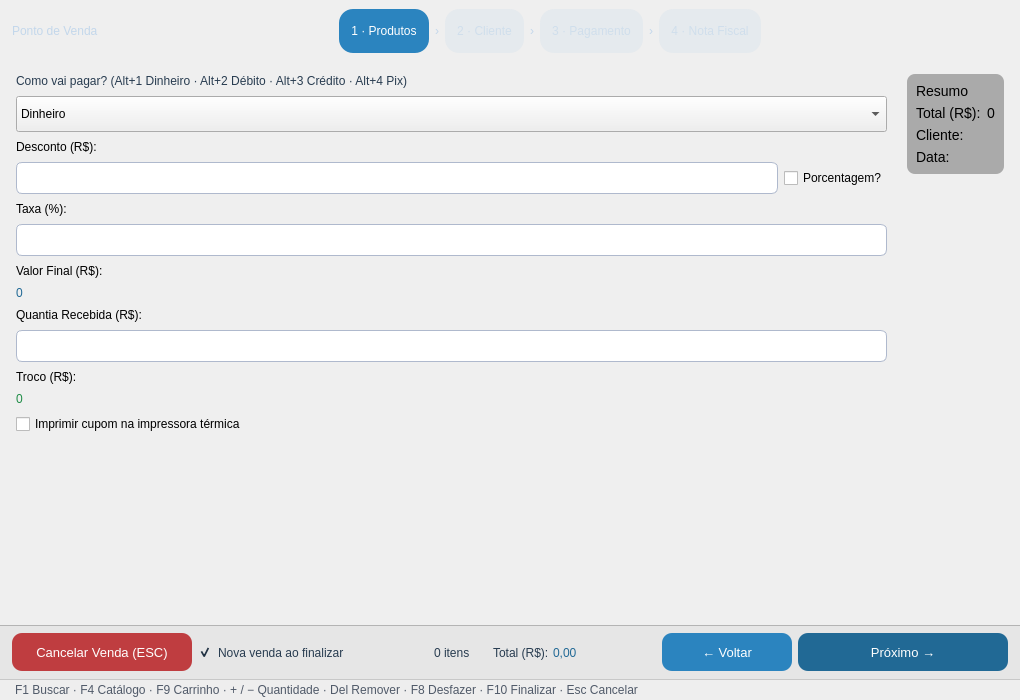
First picture: the form in src/venda.ui, repository rayansl0302/QEstoqueLoja, before the edit.
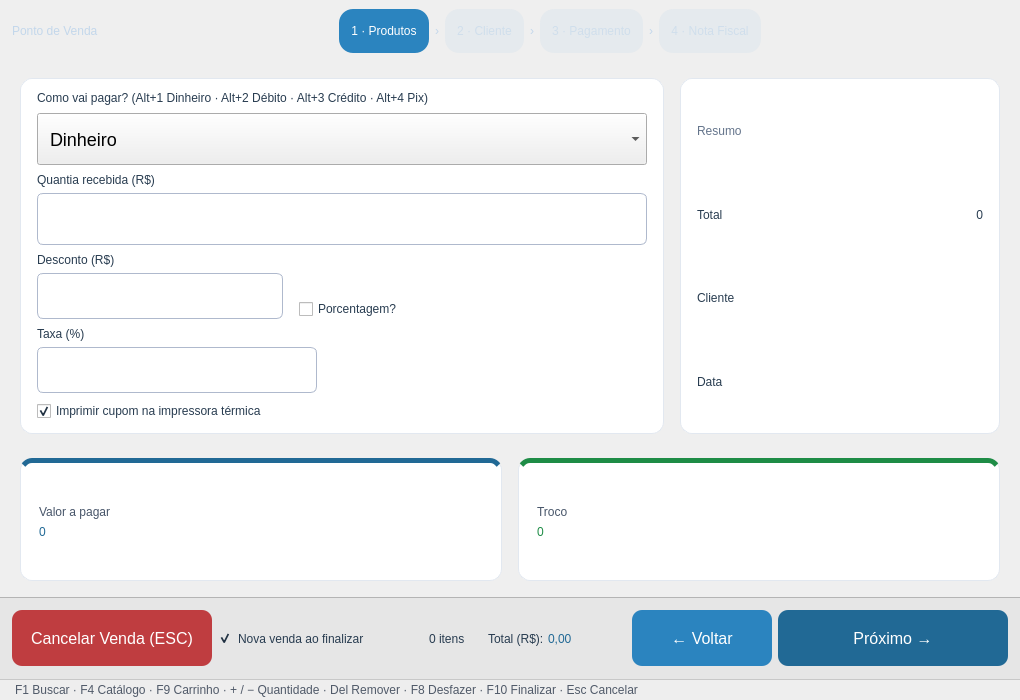
Second picture: the form after the edit. Icons and pictures are not drawn. Custom widgets are drawn as their Qt base class.

Diff of the .ui file:
```diff
--- a/src/venda.ui
+++ b/src/venda.ui
@@ -801,31 +801,43 @@
       </layout>
      </widget>
      <widget class="QWidget" name="page_Pagamento">
-      <layout class="QHBoxLayout" name="hl_p2">
+      <layout class="QVBoxLayout" name="hl_p2">
        <property name="spacing">
-        <number>20</number>
+        <number>24</number>
        </property>
        <property name="leftMargin">
-        <number>16</number>
+        <number>20</number>
        </property>
        <property name="topMargin">
-        <number>12</number>
+        <number>16</number>
        </property>
        <property name="rightMargin">
-        <number>16</number>
+        <number>20</number>
        </property>
        <property name="bottomMargin">
-        <number>12</number>
+        <number>16</number>
        </property>
        <item>
+        <layout class="QHBoxLayout" name="hl_pagar_resumo">
+         <property name="spacing">
+          <number>16</number>
+         </property>
+       <item>
+        <widget class="QFrame" name="frame_Campos">
+         <property name="styleSheet">
+          <string notr="true">QFrame#frame_Campos { background-color: white; border: 1px solid #e2e8f0; border-radius: 12px; }
+QLabel { background-color: transparent; border: none; }</string>
+         </property>
         <layout class="QVBoxLayout" name="vl_p2_form">
-         <property name="spacing">
-          <number>8</number>
-         </property>
+          <property name="spacing"><number>8</number></property>
+          <property name="leftMargin"><number>16</number></property>
+          <property name="topMargin"><number>12</number></property>
+          <property name="rightMargin"><number>16</number></property>
+          <property name="bottomMargin"><number>12</number></property>
          <item>
           <widget class="QLabel" name="lbl_pag_titulo">
            <property name="styleSheet">
-            <string notr="true">font: 700 14pt &quot;Ubuntu&quot;; color: rgb(40,60,80);</string>
+             <string notr="true">font: 700 16pt &quot;Ubuntu&quot;; color: rgb(40,60,80);</string>
            </property>
            <property name="text">
             <string>Como vai pagar? (Alt+1 Dinheiro · Alt+2 Débito · Alt+3 Crédito · Alt+4 Pix)</string>
@@ -835,60 +847,49 @@
          <item>
           <widget class="QComboBox" name="CBox_FormaPagamento">
            <property name="minimumSize">
-            <size>
-             <width>0</width>
-             <height>36</height>
-            </size>
+             <size><width>0</width><height>52</height></size>
+            </property>
+            <property name="styleSheet">
+             <string notr="true">QComboBox { font-size: 18px; padding: 8px 12px; }
+QComboBox QAbstractItemView { font-size: 18px; }</string>
            </property>
            <item>
-            <property name="text">
-             <string>Dinheiro</string>
-            </property>
+             <property name="text"><string>Dinheiro</string></property>
             <property name="icon">
              <iconset resource="../Imagens/recursosImg.qrc">
               <normaloff>:/QEstoqueLOja/taxes-finances.svg</normaloff>:/QEstoqueLOja/taxes-finances.svg</iconset>
             </property>
            </item>
            <item>
-            <property name="text">
-             <string>Não Sei</string>
-            </property>
+             <property name="text"><string>Não Sei</string></property>
             <property name="icon">
              <iconset resource="../Imagens/recursosImg.qrc">
               <normaloff>:/QEstoqueLOja/question.svg</normaloff>:/QEstoqueLOja/question.svg</iconset>
             </property>
            </item>
            <item>
-            <property name="text">
-             <string>Crédito</string>
-            </property>
+             <property name="text"><string>Crédito</string></property>
             <property name="icon">
              <iconset resource="../Imagens/recursosImg.qrc">
               <normaloff>:/QEstoqueLOja/view-financial-account-credit-card.svg</normaloff>:/QEstoqueLOja/view-financial-account-credit-card.svg</iconset>
             </property>
            </item>
            <item>
-            <property name="text">
-             <string>Débito</string>
-            </property>
+             <property name="text"><string>Débito</string></property>
             <property name="icon">
              <iconset resource="../Imagens/recursosImg.qrc">
               <normaloff>:/QEstoqueLOja/view-financial-transfer-reconciled.svg</normaloff>:/QEstoqueLOja/view-financial-transfer-reconciled.svg</iconset>
             </property>
            </item>
            <item>
-            <property name="text">
-             <string>Pix</string>
-            </property>
+             <property name="text"><string>Pix</string></property>
             <property name="icon">
              <iconset resource="../Imagens/recursosImg.qrc">
               <normaloff>:/QEstoqueLOja/view-financial-account-liability.svg</normaloff>:/QEstoqueLOja/view-financial-account-liability.svg</iconset>
             </property>
            </item>
            <item>
-            <property name="text">
-             <string>Prazo</string>
-            </property>
+             <property name="text"><string>Prazo</string></property>
             <property name="icon">
              <iconset resource="../Imagens/recursosImg.qrc">
               <normaloff>:/QEstoqueLOja/appointment-soon-symbolic.svg</normaloff>:/QEstoqueLOja/appointment-soon-symbolic.svg</iconset>
@@ -897,102 +898,113 @@
           </widget>
          </item>
          <item>
-          <widget class="QLabel" name="lbl_desconto">
-           <property name="text">
-            <string>Desconto (R$):</string>
-           </property>
+           <widget class="QWidget" name="frame_Recebido">
+            <layout class="QVBoxLayout" name="vl_recebido">
+             <property name="spacing"><number>6</number></property>
+             <property name="leftMargin"><number>0</number></property>
+             <property name="topMargin"><number>0</number></property>
+             <property name="rightMargin"><number>0</number></property>
+             <property name="bottomMargin"><number>0</number></property>
+             <item>
+              <widget class="QLabel" name="label_2">
+               <property name="styleSheet">
+                <string notr="true">font: 700 15pt &quot;Ubuntu&quot;; color: rgb(40,60,80);</string>
+               </property>
+               <property name="text"><string>Quantia recebida (R$)</string></property>
+              </widget>
+             </item>
+             <item>
+              <widget class="CustomLineEdit" name="Ledit_Recebido">
+               <property name="minimumSize">
+                <size><width>0</width><height>52</height></size>
+               </property>
+               <property name="styleSheet">
+                <string notr="true">font-size: 22px; padding: 8px 12px;</string>
+               </property>
+              </widget>
+             </item>
+            </layout>
           </widget>
          </item>
          <item>
           <layout class="QHBoxLayout" name="hl_desconto">
-           <property name="spacing">
-            <number>6</number>
-           </property>
+            <property name="spacing"><number>16</number></property>
+            <item>
+             <layout class="QVBoxLayout" name="vl_desconto">
+              <property name="spacing"><number>6</number></property>
+              <item>
+               <widget class="QLabel" name="lbl_desconto">
+                <property name="styleSheet">
+                 <string notr="true">font: 700 15pt &quot;Ubuntu&quot;; color: rgb(40,60,80);</string>
+                </property>
+                <property name="text"><string>Desconto (R$)</string></property>
+               </widget>
+              </item>
            <item>
             <widget class="CustomLineEdit" name="Ledit_Desconto">
              <property name="minimumSize">
-              <size>
-               <width>0</width>
-               <height>32</height>
-              </size>
+                 <size><width>220</width><height>46</height></size>
+                </property>
+                <property name="maximumSize">
+                 <size><width>280</width><height>46</height></size>
+                </property>
+                <property name="styleSheet">
+                 <string notr="true">font-size: 18px; padding: 6px 10px;</string>
              </property>
             </widget>
            </item>
-           <item>
+             </layout>
+            </item>
+            <item alignment="Qt::AlignmentFlag::AlignBottom">
             <widget class="QCheckBox" name="CheckPorcentagem">
-             <property name="text">
-              <string>Porcentagem?</string>
-             </property>
-            </widget>
-           </item>
-          </layout>
-         </item>
+              <property name="styleSheet">
+               <string notr="true">font: 700 15pt &quot;Ubuntu&quot;; color: rgb(40,60,80);</string>
+              </property>
+              <property name="text"><string>Porcentagem?</string></property>
+             </widget>
+            </item>
+            <item>
+             <spacer>
+              <property name="orientation">
+               <enum>Qt::Orientation::Horizontal</enum>
+              </property>
+              <property name="sizeHint" stdset="0">
+               <size><width>40</width><height>20</height></size>
+              </property>
+             </spacer>
+            </item>
+           </layout>
+          </item>
+          <item>
+           <widget class="QWidget" name="frame_Taxa">
+            <property name="maximumSize">
+             <size><width>280</width><height>16777215</height></size>
+            </property>
+            <layout class="QVBoxLayout" name="vl_taxa">
+             <property name="spacing"><number>6</number></property>
+             <property name="leftMargin"><number>0</number></property>
+             <property name="topMargin"><number>0</number></property>
+             <property name="rightMargin"><number>0</number></property>
+             <property name="bottomMargin"><number>0</number></property>
          <item>
           <widget class="QLabel" name="lbl_taxa">
-           <property name="text">
-            <string>Taxa (%):</string>
-           </property>
+               <property name="styleSheet">
+                <string notr="true">font: 700 15pt &quot;Ubuntu&quot;; color: rgb(40,60,80);</string>
+               </property>
+               <property name="text"><string>Taxa (%)</string></property>
           </widget>
          </item>
          <item>
           <widget class="CustomLineEdit" name="Ledit_Taxa">
            <property name="minimumSize">
-            <size>
-             <width>0</width>
-             <height>32</height>
-            </size>
-           </property>
-          </widget>
-         </item>
-         <item>
-          <widget class="QLabel" name="lbl_valor_final">
-           <property name="text">
-            <string>Valor Final (R$):</string>
-           </property>
-          </widget>
-         </item>
-         <item>
-          <widget class="QLabel" name="Lbl_TotalTaxa">
+                <size><width>0</width><height>46</height></size>
+               </property>
            <property name="styleSheet">
-            <string notr="true">font: 700 36pt &quot;Ubuntu&quot;; color: rgb(33,105,149);</string>
-           </property>
-           <property name="text">
-            <string>0</string>
-           </property>
-          </widget>
-         </item>
-         <item>
-          <widget class="QLabel" name="label_2">
-           <property name="text">
-            <string>Quantia Recebida (R$):</string>
-           </property>
-          </widget>
-         </item>
-         <item>
-          <widget class="CustomLineEdit" name="Ledit_Recebido">
-           <property name="minimumSize">
-            <size>
-             <width>0</width>
-             <height>32</height>
-            </size>
-           </property>
-          </widget>
-         </item>
-         <item>
-          <widget class="QLabel" name="label_3">
-           <property name="text">
-            <string>Troco (R$):</string>
-           </property>
-          </widget>
-         </item>
-         <item>
-          <widget class="QLabel" name="Lbl_Troco">
-           <property name="styleSheet">
-            <string notr="true">font: 700 40pt &quot;Ubuntu&quot;; color: rgb(30,140,70);</string>
-           </property>
-           <property name="text">
-            <string>0</string>
-           </property>
+                <string notr="true">font-size: 18px; padding: 6px 10px;</string>
+               </property>
+              </widget>
+             </item>
+            </layout>
           </widget>
          </item>
          <item>
@@ -1000,72 +1012,76 @@
            <property name="toolTip">
             <string>Imprime o cupom na impressora térmica ao confirmar a venda</string>
            </property>
+            <property name="styleSheet">
+             <string notr="true">font: 700 15pt &quot;Ubuntu&quot;; color: rgb(40,60,80);</string>
+            </property>
            <property name="text">
             <string>Imprimir cupom na impressora térmica</string>
            </property>
+            <property name="checked"><bool>true</bool></property>
            <property name="icon">
             <iconset resource="../Imagens/recursosImg.qrc">
              <normaloff>:/QEstoqueLOja/document-print.svg</normaloff>:/QEstoqueLOja/document-print.svg</iconset>
            </property>
           </widget>
          </item>
-         <item>
-          <spacer>
-           <property name="orientation">
-            <enum>Qt::Orientation::Vertical</enum>
-           </property>
-           <property name="sizeHint" stdset="0">
-            <size>
-             <width>20</width>
-             <height>40</height>
-            </size>
-           </property>
-          </spacer>
-         </item>
-        </layout>
+         </layout>
+        </widget>
        </item>
-       <item>
-        <layout class="QVBoxLayout" name="vl_p2_right">
-         <property name="spacing">
-          <number>12</number>
-         </property>
-         <item>
+         <item >
           <widget class="QFrame" name="frame_Resumo">
+           <property name="sizePolicy">
+            <sizepolicy hsizetype="Preferred" vsizetype="Expanding">
+             <horstretch>0</horstretch>
+             <verstretch>0</verstretch>
+            </sizepolicy>
+           </property>
+           <property name="minimumSize">
+            <size>
+             <width>320</width>
+             <height>0</height>
+            </size>
+           </property>
+           <property name="maximumSize">
+            <size>
+             <width>360</width>
+             <height>16777215</height>
+            </size>
+           </property>
            <property name="styleSheet">
-            <string notr="true">
-QFrame { background-color: rgb(170,170,170); border-radius: 8px; font: 700 9pt &quot;Segoe UI&quot;; font-size: 14px; }
-QLabel { background-color: transparent; border: none; }
-QLineEdit { background-color: white; border: 1px solid rgb(155,165,185); border-radius: 4px; padding: 2px 6px; }
-            </string>
+            <string notr="true">QFrame#frame_Resumo { background-color: white; border: 1px solid #e2e8f0; border-radius: 12px; }
+QLabel { background-color: transparent; border: none; font: 700 14pt &quot;Ubuntu&quot;; color: rgb(40,60,80); }</string>
            </property>
            <property name="frameShape">
             <enum>QFrame::Shape::StyledPanel</enum>
            </property>
-           <property name="frameShadow">
-            <enum>QFrame::Shadow::Raised</enum>
-           </property>
-           <layout class="QVBoxLayout">
+           <layout class="QVBoxLayout" name="vl_p2_right">
+            <property name="spacing"><number>8</number></property>
+            <property name="leftMargin"><number>16</number></property>
+            <property name="topMargin"><number>14</number></property>
+            <property name="rightMargin"><number>16</number></property>
+            <property name="bottomMargin"><number>14</number></property>
             <item>
              <widget class="QLabel" name="lbl_resumo_titulo">
-              <property name="text">
-               <string>Resumo</string>
+              <property name="styleSheet">
+               <string notr="true">font: 700 13pt &quot;Ubuntu&quot;; color: rgb(100,116,139);</string>
               </property>
+              <property name="text"><string>Resumo</string></property>
              </widget>
             </item>
             <item>
              <layout class="QHBoxLayout">
               <item>
                <widget class="QLabel" name="lbl_res_total">
-                <property name="text">
-                 <string>Total (R$):</string>
-                </property>
+                <property name="text"><string>Total</string></property>
                </widget>
               </item>
               <item>
                <widget class="QLabel" name="Lbl_ResumoTotal">
-                <property name="text">
-                 <string>0</string>
+                <property name="alignment">
+                 <set>Qt::AlignmentFlag::AlignRight|Qt::AlignmentFlag::AlignVCenter</set>
                 </property>
+                <property name="text"><string>0</string></property>
                </widget>
               </item>
              </layout>
@@ -1074,30 +1090,15 @@
              <layout class="QHBoxLayout">
               <item>
                <widget class="QLabel" name="lbl_res_cliente">
-                <property name="sizePolicy">
-                 <sizepolicy hsizetype="Fixed" vsizetype="Preferred">
-                  <horstretch>0</horstretch>
-                  <verstretch>0</verstretch>
-                 </sizepolicy>
-                </property>
-                <property name="text">
-                 <string>Cliente:</string>
-                </property>
+                <property name="text"><string>Cliente</string></property>
                </widget>
               </item>
               <item>
                <widget class="QLabel" name="Lbl_ResumoCliente">
-                <property name="font">
-                 <font>
-                  <family>Segoe UI</family>
-                  <pointsize>-1</pointsize>
-                  <italic>false</italic>
-                  <bold>true</bold>
-                 </font>
+                <property name="alignment">
+                 <set>Qt::AlignmentFlag::AlignRight|Qt::AlignmentFlag::AlignVCenter</set>
                 </property>
-                <property name="text">
-                 <string/>
-                </property>
+                <property name="text"><string/></property>
                </widget>
               </item>
              </layout>
@@ -1106,22 +1107,15 @@
              <layout class="QHBoxLayout">
               <item>
                <widget class="QLabel" name="lbl_res_data">
-                <property name="sizePolicy">
-                 <sizepolicy hsizetype="Fixed" vsizetype="Preferred">
-                  <horstretch>0</horstretch>
-                  <verstretch>0</verstretch>
-                 </sizepolicy>
-                </property>
-                <property name="text">
-                 <string>Data:</string>
-                </property>
+                <property name="text"><string>Data</string></property>
                </widget>
               </item>
               <item>
                <widget class="QLabel" name="Lbl_ResumoData">
-                <property name="text">
-                 <string/>
+                <property name="alignment">
+                 <set>Qt::AlignmentFlag::AlignRight|Qt::AlignmentFlag::AlignVCenter</set>
                 </property>
+                <property name="text"><string/></property>
                </widget>
               </item>
              </layout>
@@ -1129,18 +1123,144 @@
            </layout>
           </widget>
          </item>
+        </layout>
+       </item>
          <item>
+        <layout class="QHBoxLayout" name="hl_valores">
+         <property name="spacing">
+          <number>16</number>
+         </property>
+         <item>
+          <widget class="QFrame" name="frame_Pagar">
+           <property name="sizePolicy">
+            <sizepolicy hsizetype="Expanding" vsizetype="Preferred">
+             <horstretch>1</horstretch>
+             <verstretch>0</verstretch>
+            </sizepolicy>
+           </property>
+           <property name="minimumSize">
+            <size>
+             <width>220</width>
+             <height>92</height>
+            </size>
+           </property>
+           <property name="styleSheet">
+            <string notr="true">QFrame#frame_Pagar { background-color: white; border: 1px solid #e2e8f0; border-top: 5px solid rgb(33,105,149); border-radius: 12px; }
+QLabel { background-color: transparent; border: none; }</string>
+           </property>
+           <layout class="QVBoxLayout" name="vl_valor_final">
+            <property name="leftMargin"><number>18</number></property>
+            <property name="topMargin"><number>8</number></property>
+            <property name="rightMargin"><number>18</number></property>
+            <property name="bottomMargin"><number>8</number></property>
+            <item>
           <spacer>
            <property name="orientation">
             <enum>Qt::Orientation::Vertical</enum>
            </property>
            <property name="sizeHint" stdset="0">
+               <size><width>20</width><height>10</height></size>
+              </property>
+             </spacer>
+            </item>
+            <item>
+             <widget class="QLabel" name="lbl_valor_final">
+              <property name="styleSheet">
+               <string notr="true">font: 700 18pt &quot;Ubuntu&quot;; color: rgb(71,85,105);</string>
+              </property>
+              <property name="text">
+               <string>Valor a pagar</string>
+              </property>
+             </widget>
+            </item>
+            <item>
+             <widget class="QLabel" name="Lbl_TotalTaxa">
+              <property name="styleSheet">
+               <string notr="true">font: 700 72pt &quot;Ubuntu&quot;; color: rgb(33,105,149);</string>
+              </property>
+              <property name="text">
+               <string>0</string>
+              </property>
+             </widget>
+            </item>
+            <item>
+             <spacer>
+              <property name="orientation">
+               <enum>Qt::Orientation::Vertical</enum>
+              </property>
+              <property name="sizeHint" stdset="0">
+               <size><width>20</width><height>10</height></size>
+              </property>
+             </spacer>
+            </item>
+           </layout>
+          </widget>
+         </item>
+         <item>
+          <widget class="QFrame" name="frame_Troco">
+           <property name="sizePolicy">
+            <sizepolicy hsizetype="Expanding" vsizetype="Preferred">
+             <horstretch>1</horstretch>
+             <verstretch>0</verstretch>
+            </sizepolicy>
+           </property>
+           <property name="minimumSize">
             <size>
-             <width>20</width>
-             <height>40</height>
+             <width>220</width>
+             <height>92</height>
             </size>
            </property>
-          </spacer>
+           <property name="styleSheet">
+            <string notr="true">QFrame#frame_Troco { background-color: white; border: 1px solid #e2e8f0; border-top: 5px solid rgb(30,140,70); border-radius: 12px; }
+QLabel { background-color: transparent; border: none; }</string>
+           </property>
+           <layout class="QVBoxLayout" name="vl_troco">
+            <property name="leftMargin"><number>18</number></property>
+            <property name="topMargin"><number>8</number></property>
+            <property name="rightMargin"><number>18</number></property>
+            <property name="bottomMargin"><number>8</number></property>
+            <item>
+             <spacer>
+              <property name="orientation">
+               <enum>Qt::Orientation::Vertical</enum>
+              </property>
+              <property name="sizeHint" stdset="0">
+               <size><width>20</width><height>10</height></size>
+              </property>
+             </spacer>
+            </item>
+            <item>
+             <widget class="QLabel" name="label_3">
+              <property name="styleSheet">
+               <string notr="true">font: 700 18pt &quot;Ubuntu&quot;; color: rgb(71,85,105);</string>
+              </property>
+              <property name="text">
+               <string>Troco</string>
+              </property>
+             </widget>
+            </item>
+            <item>
+             <widget class="QLabel" name="Lbl_Troco">
+              <property name="styleSheet">
+               <string notr="true">font: 700 72pt &quot;Ubuntu&quot;; color: rgb(30,140,70);</string>
+              </property>
+              <property name="text">
+               <string>0</string>
+              </property>
+             </widget>
+            </item>
+            <item>
+             <spacer>
+              <property name="orientation">
+               <enum>Qt::Orientation::Vertical</enum>
+              </property>
+              <property name="sizeHint" stdset="0">
+               <size><width>20</width><height>10</height></size>
+              </property>
+             </spacer>
+            </item>
+           </layout>
+          </widget>
          </item>
         </layout>
        </item>
@@ -1349,13 +1469,13 @@
      <property name="minimumSize">
       <size>
        <width>0</width>
-       <height>54</height>
+       <height>82</height>
       </size>
      </property>
      <property name="maximumSize">
       <size>
        <width>16777215</width>
-       <height>54</height>
+       <height>82</height>
       </size>
      </property>
      <property name="styleSheet">
@@ -1369,25 +1489,25 @@
        <number>12</number>
       </property>
       <property name="topMargin">
-       <number>7</number>
+       <number>10</number>
       </property>
       <property name="rightMargin">
        <number>12</number>
       </property>
       <property name="bottomMargin">
-       <number>7</number>
+       <number>10</number>
       </property>
       <item>
        <widget class="QPushButton" name="Btn_CancelarVenda">
         <property name="minimumSize">
          <size>
-          <width>180</width>
-          <height>38</height>
+          <width>200</width>
+          <height>56</height>
          </size>
         </property>
         <property name="styleSheet">
          <string notr="true">
-#Btn_CancelarVenda { background-color: rgb(191,61,64); }
+#Btn_CancelarVenda { background-color: rgb(191,61,64); font-size: 16px; }
 #Btn_CancelarVenda:hover { background-color: rgb(139,44,47); }
 #Btn_CancelarVenda:pressed { background-color: rgb(255,96,99); }
          </string>
@@ -1400,7 +1520,7 @@
       <item>
        <widget class="QCheckBox" name="Chk_NovaVenda">
         <property name="styleSheet">
-         <string notr="true">font: 700 9pt &quot;Segoe UI&quot;; color: rgb(40,60,80); background-color: transparent; border: none;</string>
+         <string notr="true">font: 700 13pt &quot;Segoe UI&quot;; color: rgb(40,60,80); background-color: transparent; border: none;</string>
         </property>
         <property name="text">
          <string>Nova venda ao finalizar</string>
@@ -1431,7 +1551,7 @@
         <item>
          <widget class="QLabel" name="Lbl_QtdItens">
           <property name="styleSheet">
-           <string notr="true">font: 700 11pt &quot;Ubuntu&quot;; color: rgb(40,60,80); background-color: transparent; border: none; padding-right: 16px;</string>
+           <string notr="true">font: 700 15pt &quot;Ubuntu&quot;; color: rgb(40,60,80); background-color: transparent; border: none; padding-right: 16px;</string>
           </property>
           <property name="text">
            <string>0 itens</string>
@@ -1441,7 +1561,7 @@
         <item>
          <widget class="QLabel" name="lbl_total_txt">
           <property name="styleSheet">
-           <string notr="true">font: 700 13pt &quot;Ubuntu&quot;; color: rgb(40,60,80); background-color: transparent; border: none;</string>
+           <string notr="true">font: 700 16pt &quot;Ubuntu&quot;; color: rgb(40,60,80); background-color: transparent; border: none;</string>
           </property>
           <property name="text">
            <string>Total (R$):</string>
@@ -1451,7 +1571,7 @@
         <item>
          <widget class="QLabel" name="Lbl_Total">
           <property name="styleSheet">
-           <string notr="true">font: 700 16pt &quot;Ubuntu&quot;; color: rgb(33,105,149); background-color: transparent; border: none;</string>
+           <string notr="true">font: 700 22pt &quot;Ubuntu&quot;; color: rgb(33,105,149); background-color: transparent; border: none;</string>
           </property>
           <property name="text">
            <string>0,00</string>
@@ -1477,10 +1597,13 @@
        <widget class="QPushButton" name="Btn_Voltar">
         <property name="minimumSize">
          <size>
-          <width>130</width>
-          <height>38</height>
+          <width>140</width>
+          <height>56</height>
          </size>
         </property>
+        <property name="styleSheet">
+         <string notr="true">#Btn_Voltar { font-size: 16px; }</string>
+        </property>
         <property name="visible">
          <bool>false</bool>
         </property>
@@ -1493,13 +1616,13 @@
        <widget class="QPushButton" name="Btn_Aceitar">
         <property name="minimumSize">
          <size>
-          <width>210</width>
-          <height>38</height>
+          <width>230</width>
+          <height>56</height>
          </size>
         </property>
         <property name="styleSheet">
          <string notr="true">
-#Btn_Aceitar { background-color: rgb(33,105,149); }
+#Btn_Aceitar { background-color: rgb(33,105,149); font-size: 16px; }
 #Btn_Aceitar:hover { background-color: rgb(3,75,119); }
 #Btn_Aceitar:pressed { background-color: rgb(153,193,241); }
          </string>
```
Lines whose indentation alone changed are shown as unchanged.
